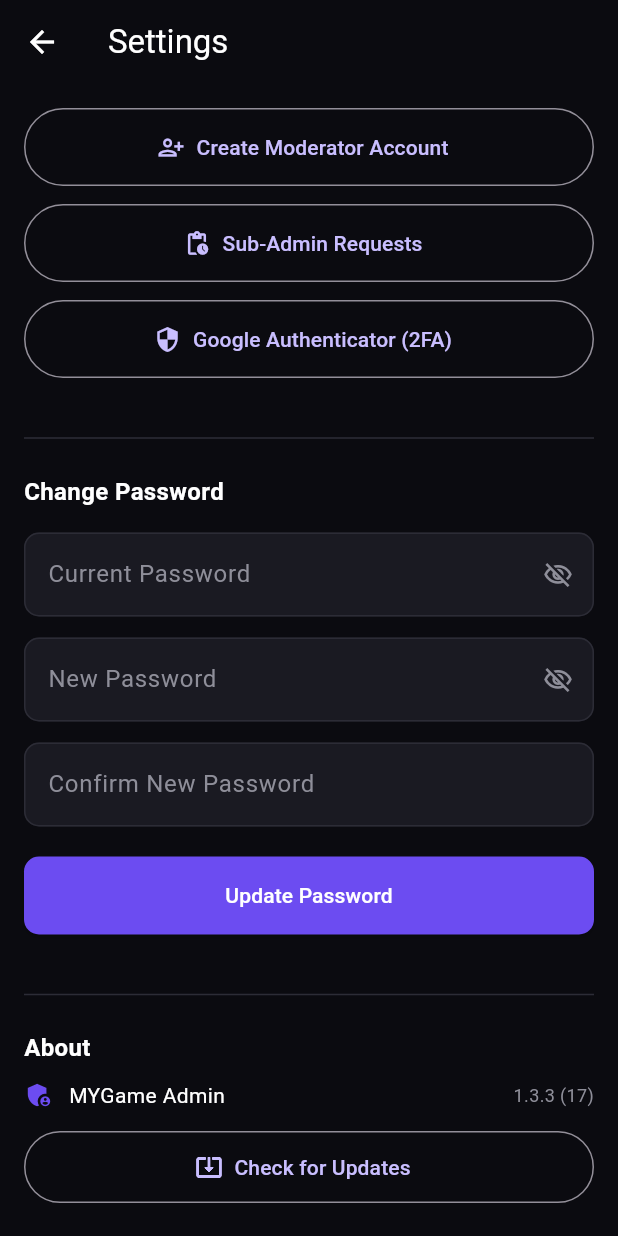
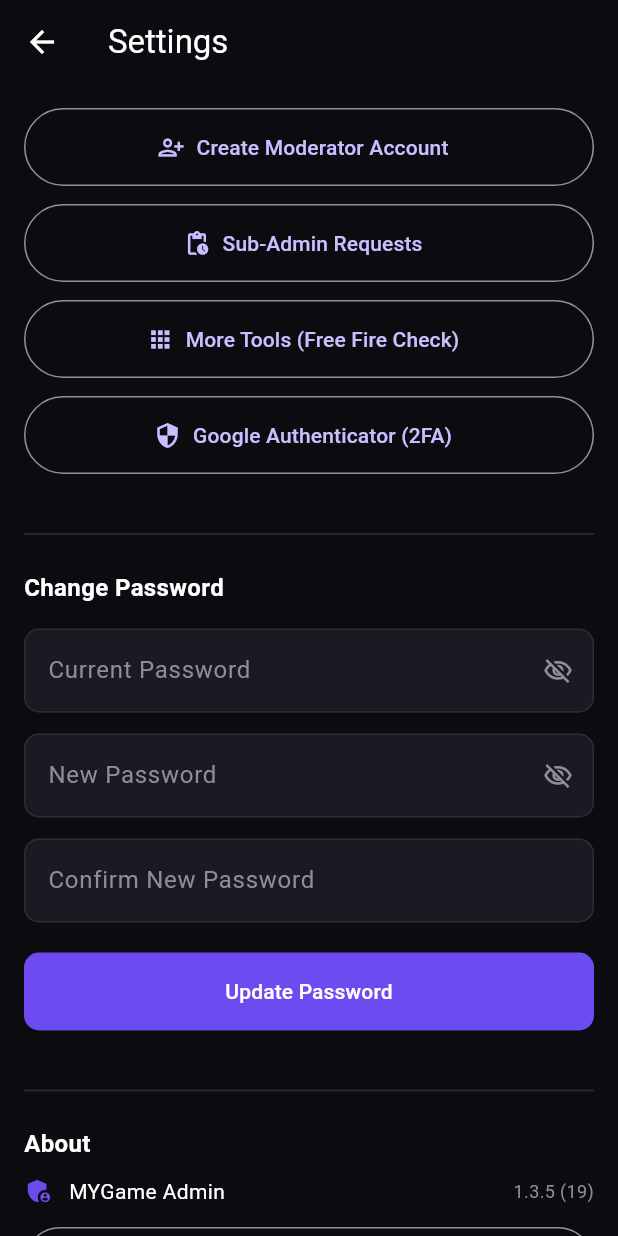
Before and after one commit to shamarcassim1219-cmd/MyGameAdmin, a Flutter app: the AdminSettingsScreen screen opened directly, on a phone screen of 412 x 824 dp. Run offline on Flutter 3.47's test engine with Material 3 defaults, Android fonts, the phone set to English and light mode, and no system bars; our stand-ins replace firebase_core, firebase_messaging, image_picker, open_filex, package_info_plus, shared_preferences; missing offline and left inert: background_downloader; accounts and stored records are empty.

Commit message:
release v1.3.5+19 - more tools admin, top-up stubs fix

```diff
--- a/lib/screens/admin_settings_screen.dart
+++ b/lib/screens/admin_settings_screen.dart
@@ -5,6 +5,7 @@
 import '../services/update_service.dart';
 import 'create_moderator_screen.dart';
 import 'sub_admin_requests_screen.dart';
+import 'more_tools_admin_screen.dart';
 import 'totp_setup_screen.dart';
 
 class AdminSettingsScreen extends StatefulWidget {
@@ -123,6 +124,16 @@
               width: double.infinity,
               height: 52,
               child: OutlinedButton.icon(
+                onPressed: () => Navigator.push(context, MaterialPageRoute(builder: (_) => const MoreToolsAdminScreen())),
+                icon: const Icon(Icons.apps),
+                label: const Text('More Tools (Free Fire Check)'),
+              ),
+            ),
+            const SizedBox(height: 12),
+            SizedBox(
+              width: double.infinity,
+              height: 52,
+              child: OutlinedButton.icon(
                 onPressed: () => Navigator.push(context, MaterialPageRoute(builder: (_) => const TotpSetupScreen())),
                 icon: const Icon(Icons.security),
                 label: const Text('Google Authenticator (2FA)'),
--- a/lib/services/api_service.dart
+++ b/lib/services/api_service.dart
@@ -462,6 +462,40 @@
     return data['message'] ?? 'Password changed';
   }
 
+  // ---------- MORE TOOLS (admin) ----------
+  static Future<Map<String, dynamic>> getMoreToolsAdmin() async {
+    final res = await http.get(Uri.parse('$baseUrl/tools/admin/all'), headers: await _headers());
+    final data = await _handle(res);
+    return Map<String, dynamic>.from(data);
+  }
+
+  static Future<void> saveMoreToolSettings({int? dailyLimit, String? apiKey}) async {
+    final body = <String, dynamic>{};
+    if (dailyLimit != null) body['dailyLimit'] = dailyLimit;
+    if (apiKey != null && apiKey.isNotEmpty) body['apiKey'] = apiKey;
+    final res = await http.put(Uri.parse('$baseUrl/tools/admin/settings'), headers: await _headers(), body: jsonEncode(body));
+    await _handle(res);
+  }
+
+  static Future<void> addMoreTool({required String title, String? subtitle, String? icon, String? linkUrl}) async {
+    final res = await http.post(
+      Uri.parse('$baseUrl/tools/admin'),
+      headers: await _headers(),
+      body: jsonEncode({'title': title, 'subtitle': subtitle ?? '', 'icon': icon ?? 'apps', 'linkUrl': linkUrl}),
+    );
+    await _handle(res);
+  }
+
+  static Future<void> toggleMoreTool(dynamic id) async {
+    final res = await http.put(Uri.parse('$baseUrl/tools/admin/$id/toggle'), headers: await _headers());
+    await _handle(res);
+  }
+
+  static Future<void> deleteMoreTool(dynamic id) async {
+    final res = await http.delete(Uri.parse('$baseUrl/tools/admin/$id'), headers: await _headers());
+    await _handle(res);
+  }
+
   // ---------- SUB-ADMIN APPROVAL ----------
   static Future<List<dynamic>> getSubAdminRequests() async {
     final res = await http.get(Uri.parse('$baseUrl/admin/sub-admins/requests'), headers: await _headers());
@@ -562,20 +596,4 @@
   static Future<void> updateTopupPackage(dynamic id, {required dynamic name, required dynamic category, required dynamic price}) async => _topupSoon();
   static Future<void> toggleTopupPackage(dynamic id) async => _topupSoon();
   static Future<void> deleteTopupPackage(dynamic id) async => _topupSoon();
-
-  // ---------- TOP-UP (TEMP STUBS, replace later) ----------
-  static Never _topupSoon() => throw Exception('Top-up admin coming soon');
-  static Future<List<dynamic>> getTopupGames() async => _topupSoon();
-  static Future<void> addTopupGame({required dynamic name, dynamic iconUrl, dynamic requiresZoneId}) async => _topupSoon();
-  static Future<void> updateTopupGame(dynamic id, {required dynamic name, dynamic iconUrl, dynamic requiresZoneId}) async => _topupSoon();
-  static Future<void> toggleTopupGame(dynamic id) async => _topupSoon();
-  static Future<void> deleteTopupGame(dynamic id) async => _topupSoon();
-  static Future<List<dynamic>> getTopupOrders({dynamic status}) async => _topupSoon();
-  static Future<void> completeTopupOrder(dynamic id) async => _topupSoon();
-  static Future<void> failTopupOrder(dynamic id, dynamic reason) async => _topupSoon();
-  static Future<List<dynamic>> getTopupPackages(dynamic gameId) async => _topupSoon();
-  static Future<void> addTopupPackage({required dynamic gameId, required dynamic name, required dynamic category, required dynamic price}) async => _topupSoon();
-  static Future<void> updateTopupPackage(dynamic id, {required dynamic name, required dynamic category, required dynamic price}) async => _topupSoon();
-  static Future<void> toggleTopupPackage(dynamic id) async => _topupSoon();
-  static Future<void> deleteTopupPackage(dynamic id) async => _topupSoon();
 }
--- a/pubspec.yaml
+++ b/pubspec.yaml
@@ -1,7 +1,7 @@
 name: mygame_admin
 description: MYGame Marketplace Admin Panel
 publish_to: 'none'
-version: 1.3.3+17
+version: 1.3.5+19
 
 environment:
   sdk: '>=3.0.0 <4.0.0'
```
Also changed, not shown: lib/screens/more_tools_admin_screen.dart (added, +197 -0 lines).
